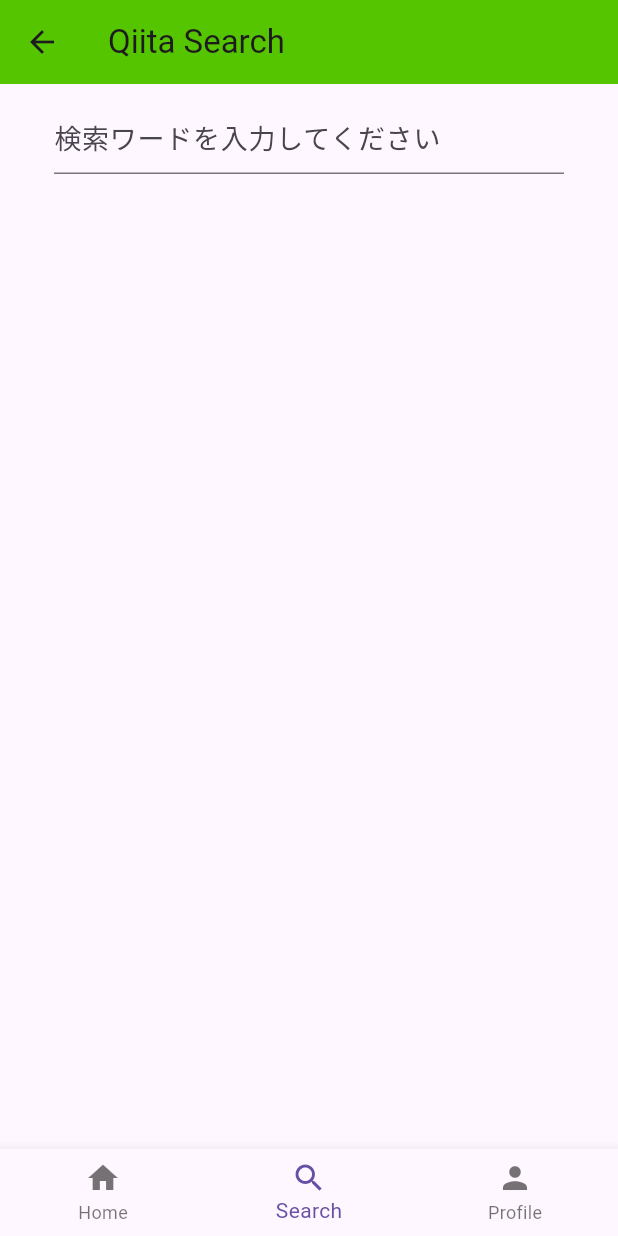
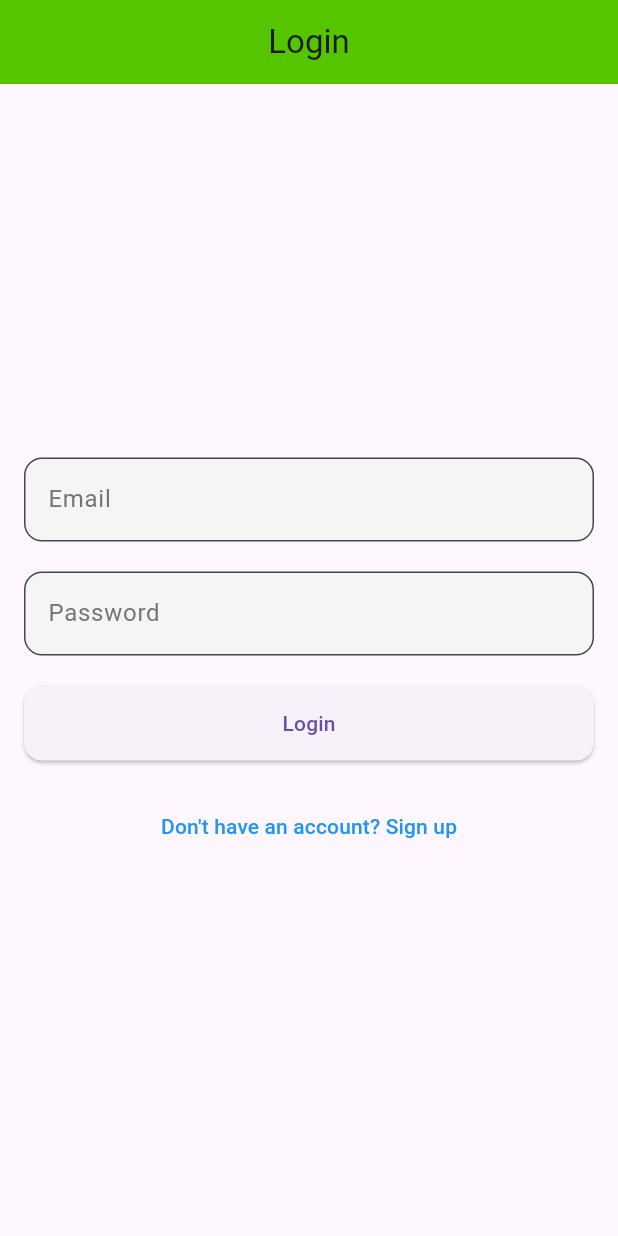
Before and after one commit to mizukiyoshino1/qiita_search, a Flutter app: the screen it shows after launch, on a phone screen of 412 x 824 dp. Run offline on Flutter 3.47's test engine with Material 3 defaults, Android fonts, the phone set to English and light mode, and no system bars; our stand-ins replace firebase_auth, firebase_core, flutter_dotenv, webview_flutter; accounts and stored records are empty.

Commit message:
ユーザー登録・ログイン画面の作成

```diff
--- a/lib/main.dart
+++ b/lib/main.dart
@@ -1,10 +1,18 @@
 import 'package:flutter/material.dart';
+import 'package:firebase_core/firebase_core.dart';
+import 'package:firebase_auth/firebase_auth.dart';
 import 'package:qiita_search/screens/home_screen.dart';
 import 'package:qiita_search/screens/search_screen.dart';
 import 'package:qiita_search/screens/profile_screen.dart';
+import 'package:qiita_search/screens/signup_screen.dart';
+import 'package:qiita_search/screens/login_screen.dart';
 import 'package:flutter_dotenv/flutter_dotenv.dart';
 
 Future<void> main() async {
+  // Firebase 初期化
+  WidgetsFlutterBinding.ensureInitialized();
+  await Firebase.initializeApp();
+
   await dotenv.load(fileName: '.env');
   runApp(const MainApp());
 }
@@ -16,9 +24,6 @@
   Widget build(BuildContext context) {
     return MaterialApp(
       title: 'Qiita Search',
-      initialRoute: '/search', // 初期画面
-
-      // アプリ全体のテーマを定義
       theme: ThemeData(
         primarySwatch: Colors.green,
         fontFamily: 'Hiragino Sans',
@@ -26,19 +31,40 @@
           backgroundColor: Color(0xFF55C500),
         ),
         textTheme: Theme.of(context).textTheme.apply(
-              bodyColor: Colors.white,
+              bodyColor: const Color.fromARGB(255, 216, 216, 216),
             ),
       ),
-
-      // ルーティング
       routes: {
         '/home': (context) => HomeScreen(),
         '/search': (context) => SearchScreen(),
         '/profile': (context) => ProfileScreen(),
+        '/signup': (context) => SignUpScreen(),
+        '/login': (context) => LoginScreen(),
       },
-
-      // 最初に表示されるWidget
-      home: const SearchScreen(),
+      // 最初に表示されるWidgetをAuthCheckに設定
+      home: const AuthCheck(),
     );
   }
 }
+
+class AuthCheck extends StatelessWidget {
+  const AuthCheck({super.key});
+
+  @override
+  Widget build(BuildContext context) {
+    return StreamBuilder<User?>(
+      stream: FirebaseAuth.instance.authStateChanges(),
+      builder: (context, snapshot) {
+        if (snapshot.connectionState == ConnectionState.waiting) {
+          return const CircularProgressIndicator();
+        } else if (snapshot.hasData) {
+          // ユーザーがログインしている場合、ホーム画面に遷移
+          return HomeScreen();
+        } else {
+          // ログインしていない場合、ログイン画面に遷移
+          return const LoginScreen();
+        }
+      },
+    );
+  }
+}
--- /dev/null
+++ b/lib/screens/login_screen.dart
@@ -0,0 +1,156 @@
+import 'package:flutter/material.dart';
+import 'package:firebase_auth/firebase_auth.dart';
+
+class LoginScreen extends StatefulWidget {
+  const LoginScreen({super.key});
+
+  @override
+  _LoginScreenState createState() => _LoginScreenState();
+}
+
+class _LoginScreenState extends State<LoginScreen> {
+  final FirebaseAuth _auth = FirebaseAuth.instance;
+  final _emailController = TextEditingController();
+  final _passwordController = TextEditingController();
+  final _formKey = GlobalKey<FormState>();
+  bool _isLoading = false;
+
+  Future<void> _login() async {
+    if (!_formKey.currentState!.validate()) return;
+
+    setState(() => _isLoading = true);
+
+    try {
+      await _auth.signInWithEmailAndPassword(
+        email: _emailController.text.trim(),
+        password: _passwordController.text,
+      );
+      Navigator.pushReplacementNamed(context, '/home');
+    } on FirebaseAuthException catch (e) {
+      final errorMessage = _getErrorMessage(e.code);
+      _showErrorSnackBar(errorMessage);
+    } finally {
+      setState(() => _isLoading = false);
+    }
+  }
+
+  String _getErrorMessage(String errorCode) {
+    switch (errorCode) {
+      case 'user-not-found':
+        return 'No user found for that email.';
+      case 'wrong-password':
+        return 'Wrong password provided.';
+      case 'invalid-email':
+        return 'The email address is not valid.';
+      case 'user-disabled':
+        return 'The user account has been disabled.';
+      default:
+        return 'Login failed. Please try again.';
+    }
+  }
+
+  void _showErrorSnackBar(String message) {
+    ScaffoldMessenger.of(context)
+        .showSnackBar(SnackBar(content: Text(message)));
+  }
+
+  @override
+  Widget build(BuildContext context) {
+    return Scaffold(
+      appBar: AppBar(
+        title: const Text('Login'),
+        centerTitle: true,
+      ),
+      body: Padding(
+        padding: const EdgeInsets.all(16.0),
+        child: Form(
+          key: _formKey,
+          child: Column(
+            mainAxisAlignment: MainAxisAlignment.center,
+            children: [
+              _buildTextFormField(
+                controller: _emailController,
+                label: 'Email',
+                keyboardType: TextInputType.emailAddress,
+                validator: _validateEmail,
+              ),
+              const SizedBox(height: 20),
+              _buildTextFormField(
+                controller: _passwordController,
+                label: 'Password',
+                obscureText: true,
+                validator: _validatePassword,
+              ),
+              const SizedBox(height: 20),
+              _isLoading
+                  ? const CircularProgressIndicator()
+                  : ElevatedButton(
+                      onPressed: _login,
+                      style: ElevatedButton.styleFrom(
+                        minimumSize: const Size(double.infinity, 50),
+                        shape: RoundedRectangleBorder(
+                          borderRadius: BorderRadius.circular(12),
+                        ),
+                      ),
+                      child: const Text('Login'),
+                    ),
+              const SizedBox(height: 20),
+              TextButton(
+                onPressed: () {
+                  Navigator.pushReplacementNamed(context, '/signup');
+                },
+                child: const Text(
+                  'Don\'t have an account? Sign up',
+                  style: TextStyle(color: Colors.blue),
+                ),
+              ),
+            ],
+          ),
+        ),
+      ),
+    );
+  }
+
+  Widget _buildTextFormField({
+    required TextEditingController controller,
+    required String label,
+    TextInputType keyboardType = TextInputType.text,
+    bool obscureText = false,
+    required String? Function(String?) validator,
+  }) {
+    return TextFormField(
+      controller: controller,
+      decoration: InputDecoration(
+        labelText: label,
+        labelStyle: TextStyle(color: Colors.grey.shade600),
+        border: OutlineInputBorder(
+          borderRadius: BorderRadius.circular(12),
+        ),
+        filled: true,
+        fillColor: Colors.grey.shade100,
+      ),
+      keyboardType: keyboardType,
+      obscureText: obscureText,
+      style: const TextStyle(color: Colors.black),
+      validator: validator,
+    );
+  }
+
+  String? _validateEmail(String? value) {
+    if (value == null || value.isEmpty) {
+      return 'Please enter your email';
+    } else if (!RegExp(r'^[^@]+@[^@]+\.[^@]+').hasMatch(value)) {
+      return 'Please enter a valid email address';
+    }
+    return null;
+  }
+
+  String? _validatePassword(String? value) {
+    if (value == null || value.isEmpty) {
+      return 'Please enter your password';
+    } else if (value.length < 6) {
+      return 'Password must be at least 6 characters';
+    }
+    return null;
+  }
+}
--- a/pubspec.yaml
+++ b/pubspec.yaml
@@ -13,12 +13,13 @@
   http: ^1.2.2
   intl: ^0.19.0
   webview_flutter: ^4.9.0
+  firebase_core: ^2.24.2
+  firebase_auth: ^4.5.3
 
 dev_dependencies:
   flutter_test:
     sdk: flutter
   flutter_lints: ^4.0.0
-  flutter_dotenv: ^5.0.2
 
 flutter:
   uses-material-design: true
```
Also changed, not shown: lib/screens/home_screen.dart (+53 -1 lines), lib/screens/signup_screen.dart (added, +137 -0 lines), pubspec.lock, 12 other files.
